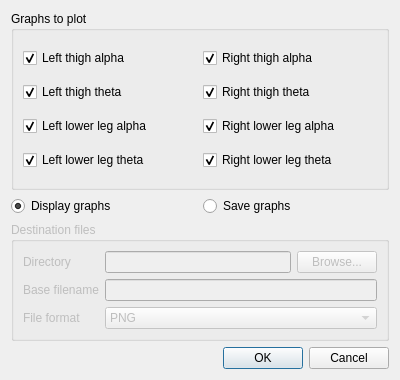
Old version of the form modelfitting/src/graphplotter.ui in the repository davidsansome/gait-modelfitting.
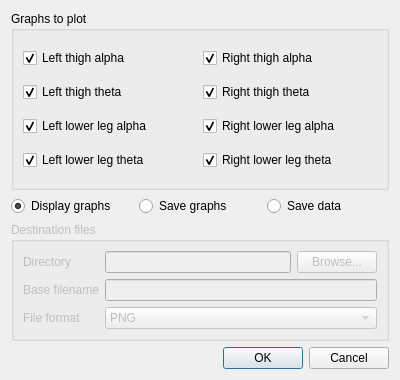
New version of the form.

Commit message: Add option to save data

```diff
--- a/modelfitting/src/graphplotter.ui
+++ b/modelfitting/src/graphplotter.ui
@@ -198,6 +198,13 @@
        </property>
       </widget>
      </item>
+     <item>
+      <widget class="QRadioButton" name="saveData" >
+       <property name="text" >
+        <string>Save data</string>
+       </property>
+      </widget>
+     </item>
     </layout>
    </item>
    <item>
```
Left out of the diff: 36 changed lines with no effect on the pictures. The commit also changes 6 other files.
